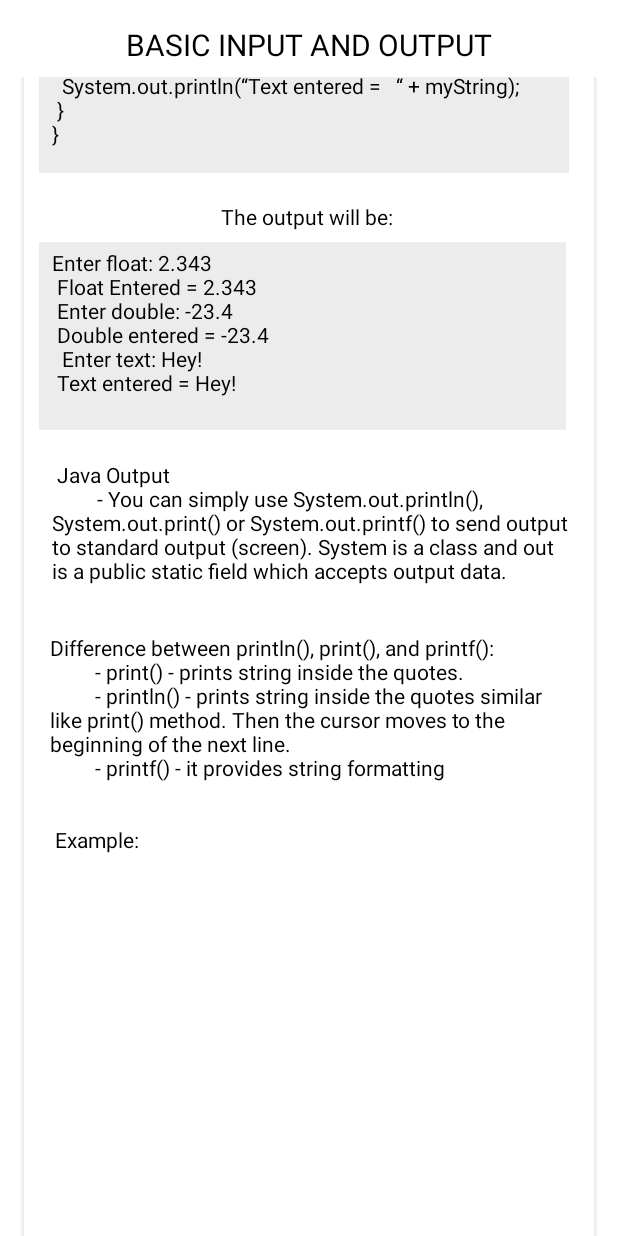
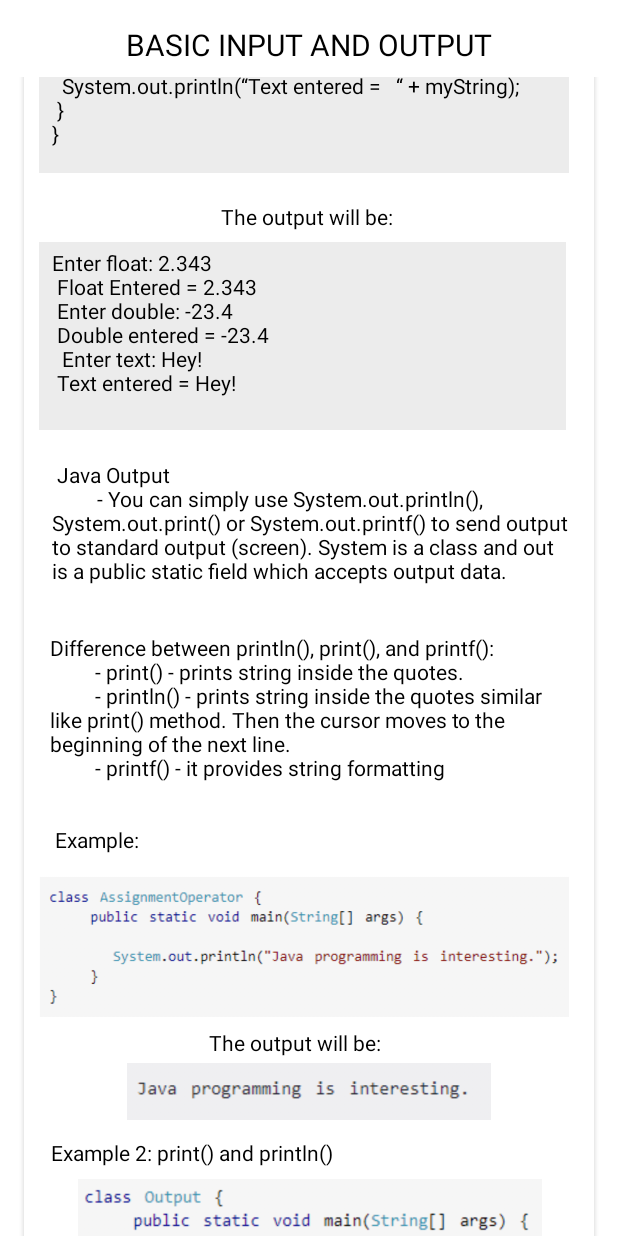
Before and after one commit to Jeeeeeeeek/Side, an Android app: the FinalOne screen opened directly, with no data from a screen before it, scrolled down 1081 dp, on a phone screen of 412 x 824 dp. Run offline under Robolectric (Android 15) with nearby library versions, the phone set to English and light mode, and no system bars.

Commit message:
With FinalOne lesson

```diff
--- a/app/src/main/java/com/example/myapplication/Lecture.java
+++ b/app/src/main/java/com/example/myapplication/Lecture.java
@@ -219,9 +219,7 @@ public class Lecture extends AppCompatActivity
 
     @Override
     public boolean onOptionsItemSelected(MenuItem item) {
-        // Handle action bar item clicks here. The action bar will
-        // automatically handle clicks on the Home/Up button, so long
-        // as you specify a parent activity in AndroidManifest.xml.
+
         int id = item.getItemId();
 
         //noinspection SimplifiableIfStatement
--- a/app/src/main/res/layout/activity_final_one.xml
+++ b/app/src/main/res/layout/activity_final_one.xml
@@ -45,7 +45,7 @@
             <androidx.cardview.widget.CardView
                 android:id="@+id/cardView2"
                 android:layout_width="0dp"
-                android:layout_height="2000dp"
+                android:layout_height="2500dp"
                 android:layout_marginStart="16dp"
                 android:layout_marginLeft="16dp"
                 android:layout_marginEnd="16dp"
@@ -66,7 +66,7 @@
 
                 <androidx.constraintlayout.widget.ConstraintLayout
                     android:layout_width="match_parent"
-                    android:layout_height="2000dp"
+                    android:layout_height="2500dp"
                     android:layout_margin="10dp">
 
                     <TextView
@@ -446,8 +446,8 @@
 
                     <TextView
                         android:id="@+id/textView27"
-                        android:layout_width="346dp"
-                        android:layout_height="167dp"
+                        android:layout_width="350dp"
+                        android:layout_height="155dp"
                         android:layout_marginStart="7dp"
                         android:layout_marginLeft="7dp"
                         android:layout_marginEnd="3dp"
@@ -458,6 +458,107 @@
                         app:layout_constraintHorizontal_bias="0.0"
                         app:layout_constraintStart_toStartOf="parent"
                         app:layout_constraintTop_toBottomOf="@+id/textView5" />
+
+                    <ImageView
+                        android:id="@+id/imageView2"
+                        android:layout_width="355dp"
+                        android:layout_height="108dp"
+                        android:layout_marginEnd="8dp"
+                        android:layout_marginRight="8dp"
+                        app:layout_constraintEnd_toEndOf="parent"
+                        app:layout_constraintStart_toStartOf="parent"
+                        app:layout_constraintTop_toBottomOf="@+id/textView27"
+                        app:srcCompat="@drawable/example1final" />
+
+                    <TextView
+                        android:id="@+id/textView29"
+                        android:layout_width="128dp"
+                        android:layout_height="23dp"
+                        android:layout_marginStart="113dp"
+                        android:layout_marginLeft="113dp"
+                        android:layout_marginEnd="120dp"
+                        android:layout_marginRight="120dp"
+                        android:text="The output will be: "
+                        android:textColor="#000"
+                        app:layout_constraintEnd_toEndOf="parent"
+                        app:layout_constraintHorizontal_bias="0.0"
+                        app:layout_constraintStart_toStartOf="parent"
+                        app:layout_constraintTop_toBottomOf="@+id/imageView2" />
+
+                    <ImageView
+                        android:id="@+id/imageView3"
+                        android:layout_width="284dp"
+                        android:layout_height="38dp"
+                        android:layout_marginStart="35dp"
+                        android:layout_marginLeft="35dp"
+                        android:layout_marginEnd="16dp"
+                        android:layout_marginRight="16dp"
+                        android:scaleType="fitCenter"
+                        app:layout_constraintEnd_toEndOf="parent"
+                        app:layout_constraintHorizontal_bias="0.12"
+                        app:layout_constraintStart_toStartOf="parent"
+                        app:layout_constraintTop_toBottomOf="@+id/textView29"
+                        app:srcCompat="@drawable/output1final" />
+
+                    <TextView
+                        android:id="@+id/textView30"
+                        android:layout_width="wrap_content"
+                        android:layout_height="wrap_content"
+                        android:layout_marginStart="8dp"
+                        android:layout_marginLeft="8dp"
+                        android:layout_marginTop="12dp"
+                        android:layout_marginEnd="280dp"
+                        android:layout_marginRight="280dp"
+                        android:text="Example 2: print() and println()"
+                        android:textColor="#000"
+                        app:layout_constraintEnd_toEndOf="parent"
+                        app:layout_constraintHorizontal_bias="0.0"
+                        app:layout_constraintStart_toStartOf="parent"
+                        app:layout_constraintTop_toBottomOf="@+id/imageView3" />
+
+                    <ImageView
+                        android:id="@+id/imageView4"
+                        android:layout_width="329dp"
+                        android:layout_height="169dp"
+                        android:layout_marginStart="16dp"
+                        android:layout_marginLeft="16dp"
+                        android:layout_marginTop="8dp"
+                        android:layout_marginEnd="15dp"
+                        android:layout_marginRight="15dp"
+                        app:layout_constraintEnd_toEndOf="parent"
+                        app:layout_constraintHorizontal_bias="0.0"
+                        app:layout_constraintStart_toStartOf="parent"
+                        app:layout_constraintTop_toBottomOf="@+id/textView30"
+                        app:srcCompat="@drawable/example2finaal" />
+
+                    <TextView
+                        android:id="@+id/textView31"
+                        android:layout_width="wrap_content"
+                        android:layout_height="wrap_content"
+                        android:layout_marginStart="134dp"
+                        android:layout_marginLeft="134dp"
+                        android:layout_marginTop="8dp"
+                        android:layout_marginEnd="133dp"
+                        android:layout_marginRight="133dp"
+                        android:text="Output will be: "
+                        android:textColor="#000"
+                        app:layout_constraintEnd_toEndOf="parent"
+                        app:layout_constraintStart_toStartOf="parent"
+                        app:layout_constraintTop_toBottomOf="@+id/imageView4" />
+
+                    <ImageView
+                        android:id="@+id/imageView5"
+                        android:layout_width="261dp"
+                        android:layout_height="64dp"
+                        android:layout_marginStart="38dp"
+                        android:layout_marginLeft="38dp"
+                        android:layout_marginTop="8dp"
+                        android:layout_marginEnd="48dp"
+                        android:layout_marginRight="48dp"
+                        app:layout_constraintEnd_toEndOf="parent"
+                        app:layout_constraintStart_toStartOf="parent"
+                        app:layout_constraintTop_toBottomOf="@+id/textView31"
+                        app:srcCompat="@drawable/output2final" />
 
 
                 </androidx.constraintlayout.widget.ConstraintLayout>
```
Also changed, not shown: app/src/main/res/drawable/example1final.png (added), app/src/main/res/drawable/example2finaal.png (added), app/src/main/res/drawable/output1final.png (added), app/src/main/res/drawable/output2final.png (added).
